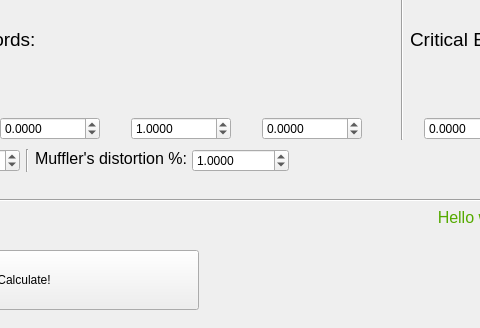
Above: UI/main_window.ui from Mngdd/Signal before the change; both pictures show x 161 to 641 and y 250 to 578 of the 1280 by 578 pixel window. Below: the same form after it.
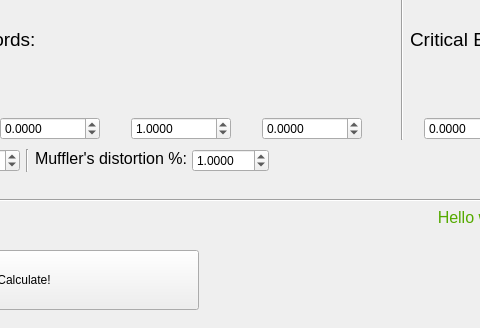
That is the form after the change.

Commit message: маффлер дисторшн теперь максимум 100%

The edit to the form file:
```diff
--- a/UI/main_window.ui
+++ b/UI/main_window.ui
@@ -906,7 +906,7 @@
             <number>4</number>
            </property>
            <property name="maximum">
-            <double>100000000000.000000000000000</double>
+            <double>100.000000000000000</double>
            </property>
            <property name="value">
             <double>1.000000000000000</double>
```
